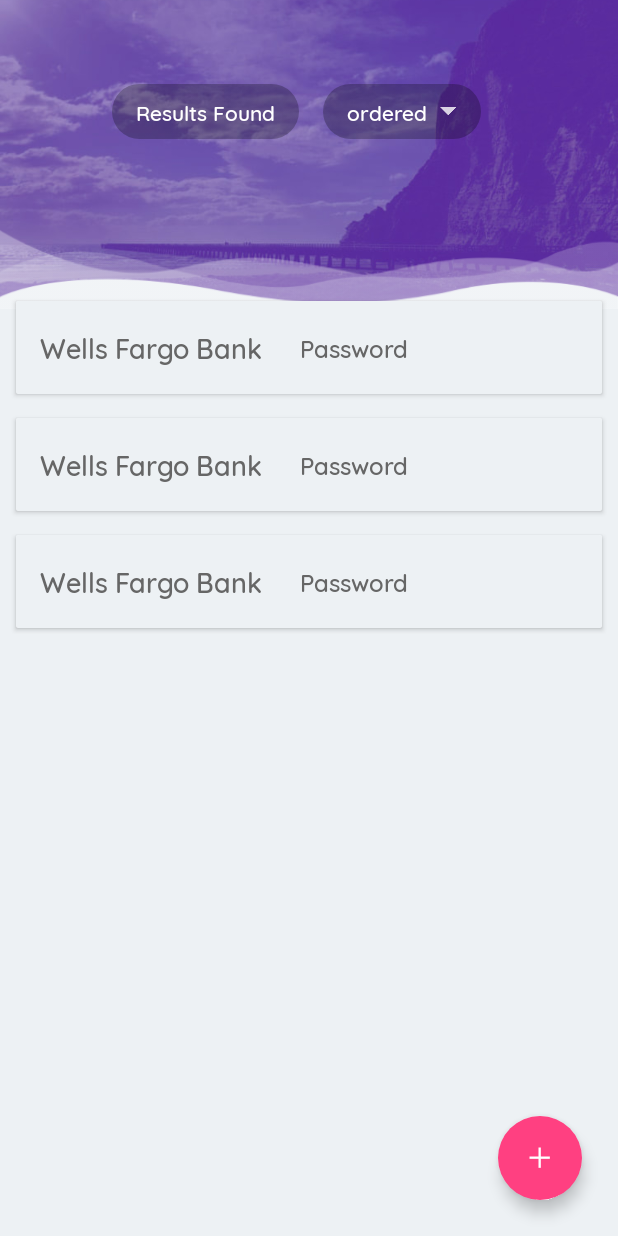
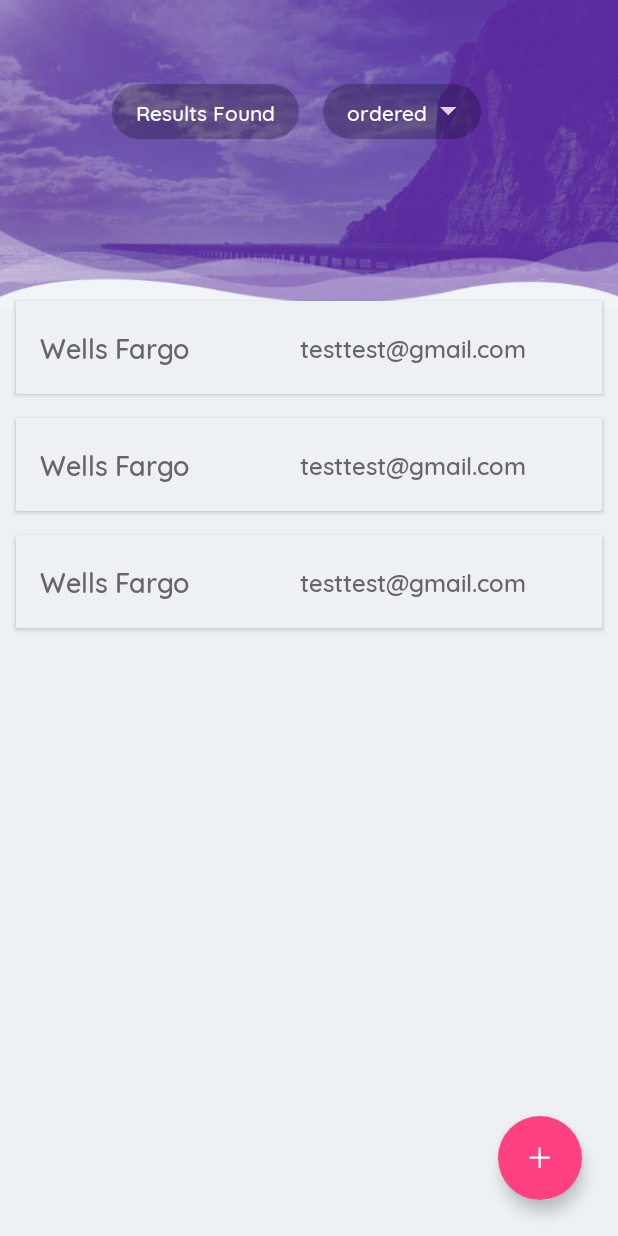
Before and after one commit to robertyano/password_secure_kiwi, an Android app: the layout account_main.xml on its own in the app's theme, with its tools: preview values and no code run, on a phone screen of 412 x 824 dp. Run offline under Robolectric (Android 15) with nearby library versions, the phone set to English and light mode, and no system bars.

Commit message:
Fixed UI bug - long account names in main account page Long account names will display more clearly

```diff
--- a/app/src/main/res/layout/list_item.xml
+++ b/app/src/main/res/layout/list_item.xml
@@ -30,7 +30,7 @@
 
             <TextView
                 android:id="@+id/account_type"
-                android:layout_width="170dp"
+                android:layout_width="150dp"
                 android:layout_height="wrap_content"
                 android:layout_marginLeft="@dimen/base_dim"
                 android:layout_marginRight="@dimen/base_dim"
@@ -42,7 +42,7 @@
                 android:textAppearance="@style/TextAppearance.AppCompat.Small"
                 android:textColor="@color/darkTextColor"
                 android:textSize="@dimen/text_size_l"
-                tools:text="Wells Fargo Bank"
+                tools:text="Wells Fargo"
                 />
 
             <TextView
@@ -58,7 +58,7 @@
                 android:textAppearance="@style/TextAppearance.AppCompat.Small"
                 android:textSize="@dimen/text_size_m"
                 android:textColor="@color/darkTextColor"
-                tools:text="Password"
+                tools:text="testtest@gmail.com"
                 />
 
 
```
